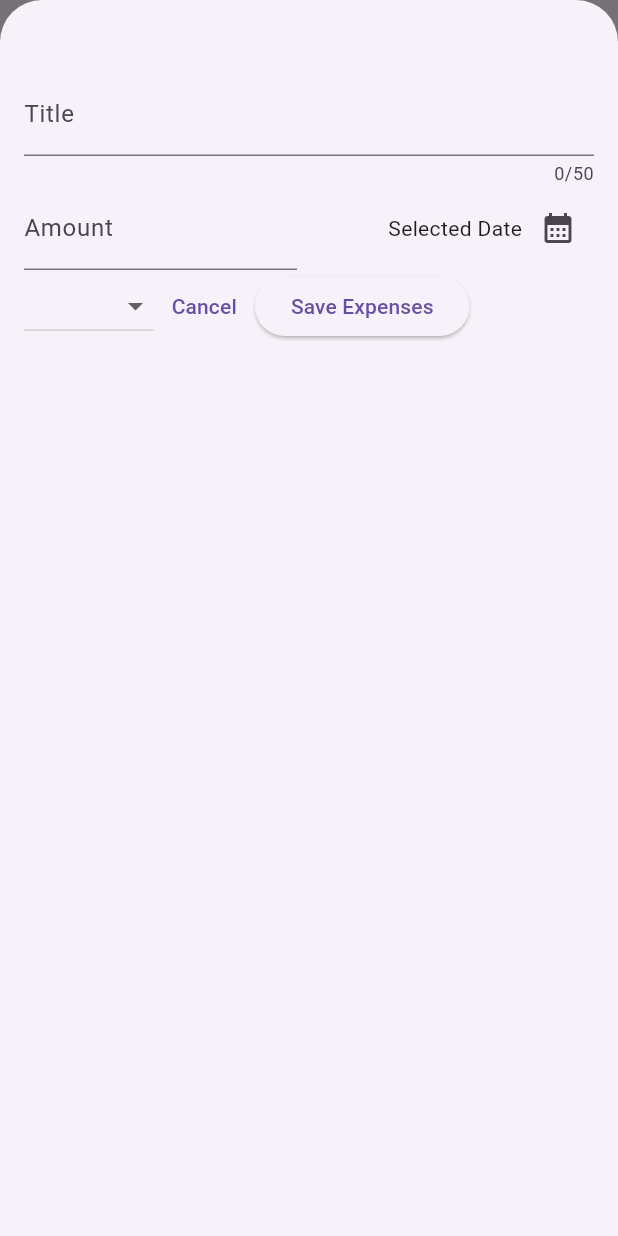
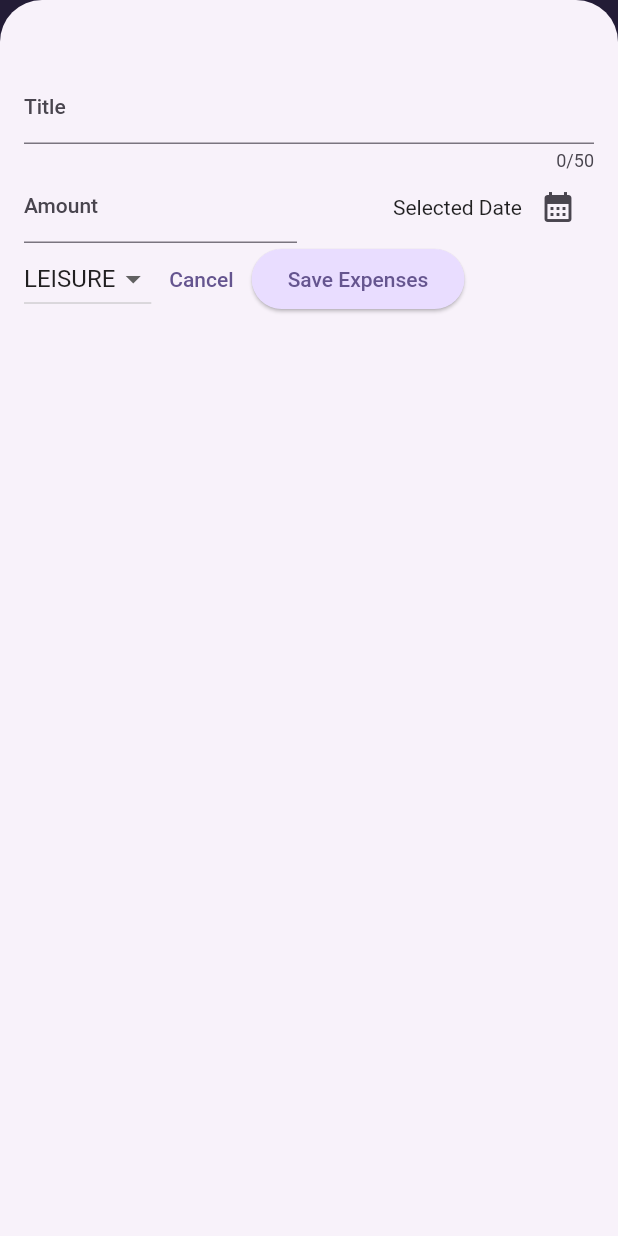
Before and after one commit to aman6750/myFlutterProjects, a Flutter app: the screen it shows after launch, after a tap on the "add" icon, on a phone screen of 412 x 824 dp. Run offline on Flutter 3.47's test engine with Material 2 defaults, Android fonts, the phone set to English and light mode, and no system bars; our stand-ins replace google_fonts.

Commit message:
making an expense tracker app

```diff
--- a/expense_tracker/lib/main.dart
+++ b/expense_tracker/lib/main.dart
@@ -1,10 +1,40 @@
 import 'package:expense_tracker/widgets/expenses.dart';
 import 'package:flutter/material.dart';
+
+var kColorScheme = ColorScheme.fromSeed(
+  seedColor: const Color.fromARGB(255, 96, 59, 181),
+);
 
 void main() {
   runApp(
     MaterialApp(
-      theme: ThemeData(useMaterial3: true),
+      theme: ThemeData().copyWith(
+        useMaterial3: true,
+        colorScheme: kColorScheme,
+        appBarTheme: const AppBarTheme().copyWith(
+          backgroundColor: kColorScheme.onPrimaryContainer,
+          foregroundColor: kColorScheme.primaryContainer,
+        ),
+        cardTheme: const CardTheme().copyWith(
+          color: kColorScheme.secondaryContainer,
+          margin:const EdgeInsets.symmetric(
+            horizontal: 16,
+            vertical: 8,
+          ),
+        ),
+        elevatedButtonTheme: ElevatedButtonThemeData(
+          style: ElevatedButton.styleFrom(
+            backgroundColor: kColorScheme.primaryContainer,
+          ),
+        ),
+        textTheme: ThemeData().textTheme.copyWith(
+          titleLarge: TextStyle(
+            fontWeight: FontWeight.normal,
+            color: kColorScheme.onSecondaryContainer,
+            fontSize: 14,
+          ),
+        ),
+      ),
       home: const Expenses(),
     ),
   );
--- a/expense_tracker/lib/widgets/expenses_list/expense_item.dart
+++ b/expense_tracker/lib/widgets/expenses_list/expense_item.dart
@@ -16,7 +16,10 @@ class ExpenseItem extends StatelessWidget {
         ),
         child: Column(
           children: [
-            Text(expense.title),
+            Text(
+              expense.title,
+              style: Theme.of(context).textTheme.titleLarge,
+            ),
             const SizedBox(height: 4),
             Row(
               children: [
--- a/expense_tracker/lib/widgets/new_expense.dart
+++ b/expense_tracker/lib/widgets/new_expense.dart
@@ -125,9 +125,11 @@ class _NewExpenseState extends State<NewExpense> {
                 value: _selectedCategory,
                 items: Category.values
                     .map(
-                      (category) => DropdownMenuItem(
+                      (cat) => DropdownMenuItem(
+                        value:
+                            cat, // Set the value property to match the category
                         child: Text(
-                          category.name.toUpperCase(),
+                          cat.name.toUpperCase(),
                         ),
                       ),
                     )
```
Also changed, not shown: expense_tracker/lib/widgets/expenses.dart (+17 -5 lines).
